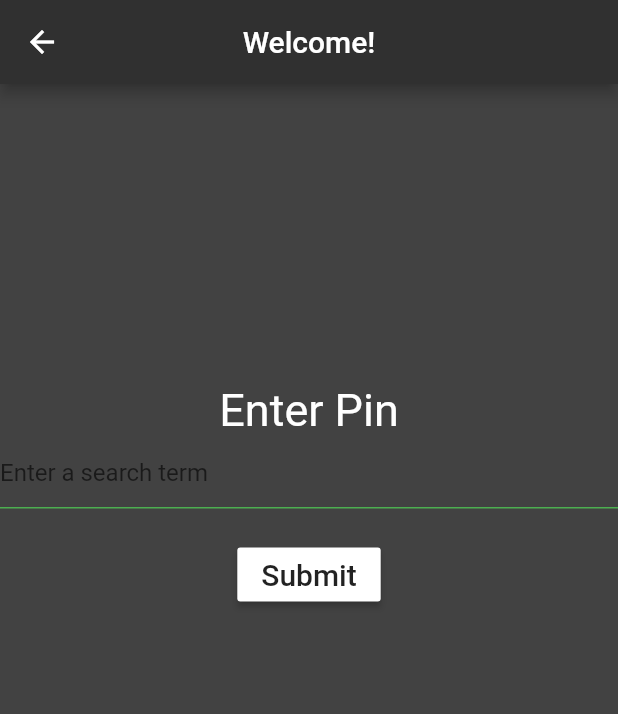
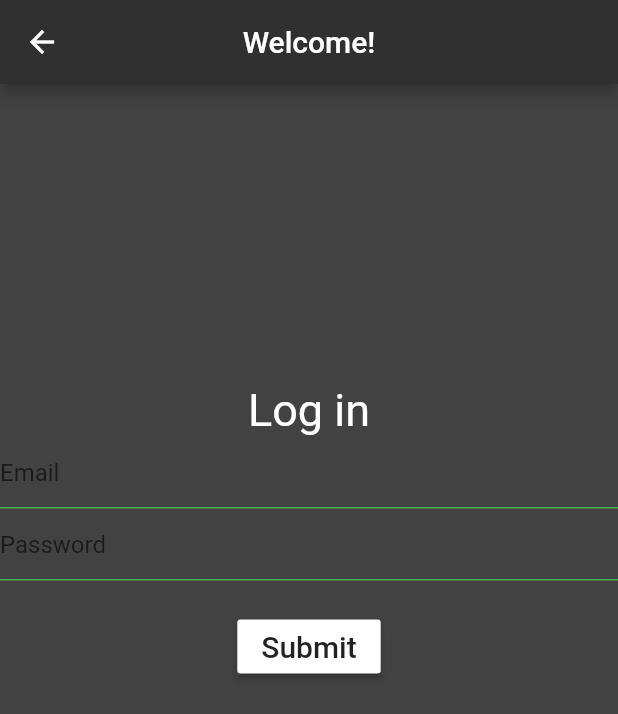
Before and after one commit to 4981Team1/mobile_voting_machine_frontend, a Flutter app: the EnterPin screen opened directly, after a tap on "Submit", on a phone screen of 412 x 824 dp. Shown: the top 714 px of the screen. Run offline on Flutter 3.47's test engine with Material 2 defaults, Android fonts, the phone set to English and light mode, and no system bars; our stand-ins replace flutter_blue.

```diff
--- a/lib/AvailablePolls.dart
+++ b/lib/AvailablePolls.dart
@@ -21,8 +21,6 @@ Future<List<Poll>> fetchPoll(String jsonString) async {
   // If the call to the server was successful, parse the JSON.
   return (data as List).map((p) => Poll.fromJson(p)).toList();
 }
-
-
 
 class AvailablePolls extends StatelessWidget {
   String jsonStr;
--- a/lib/EnterPin.dart
+++ b/lib/EnterPin.dart
@@ -8,7 +8,8 @@ import 'main.dart';
 
 final connectionManager = ConnectionManager.getInstance();
 class EnterPin extends StatelessWidget {
-  TextEditingController pinController = TextEditingController();
+  TextEditingController userController = TextEditingController();
+  TextEditingController pwController = TextEditingController();
   // final items = Student.getStudents();
   @override
   Widget build(BuildContext context) {
@@ -24,10 +25,10 @@ class EnterPin extends StatelessWidget {
                   SizedBox(
                     height: 200,
                   ),
-                  Text('Enter Pin', style: TextStyle(color: Colors.white, fontSize: 30),
+                  Text('Log in', style: TextStyle(color: Colors.white, fontSize: 30),
                   ),
                   TextField(
-                    controller: pinController,
+                    controller: userController,
                     style: TextStyle(color: Colors.white),
                     decoration: InputDecoration(
                       // border: InputBorder.none,
@@ -35,11 +36,20 @@ class EnterPin extends StatelessWidget {
                       enabledBorder: new UnderlineInputBorder(
                           borderSide: new BorderSide(color: Colors.green)
                       ),
-                      hintText: 'Enter a search term',
-                      // labelStyle: new TextStyle(
-                      //     color: Colors.white,
-                      // )
-
+                      hintText: 'Email',
+                    ),
+                  ),
+                  TextField(
+                    obscureText: true,
+                    controller: pwController,
+                    style: TextStyle(color: Colors.white),
+                    decoration: InputDecoration(
+                      // border: InputBorder.none,
+                      labelStyle: TextStyle(color: Colors.red),
+                      enabledBorder: new UnderlineInputBorder(
+                          borderSide: new BorderSide(color: Colors.green)
+                      ),
+                      hintText: 'Password',
                     ),
                   ),
                   SizedBox(
@@ -49,7 +59,8 @@ class EnterPin extends StatelessWidget {
                     onPressed: () async {
                       print("Connected Device: " + connectionManager.getDevice().toString());
                       print("Connected Service: " + connectionManager.getService().toString());
-                      print("textfield text: " + pinController.text);
+                      print("textfield text: " + userController.text);
+                      String toWrite = "{\"email\": \"" + userController.text +"\", \"password\":\"" + pwController.text + "\"}";
                       List<int> hex = [];
                       for (BluetoothCharacteristic characteristic in connectionManager.getService().characteristics) {
                         if (characteristic.uuid == new Guid('01010101-0101-0101-0101-010101524742')) {
@@ -69,7 +80,7 @@ class EnterPin extends StatelessWidget {
                               );
                             }
                           });
-                          characteristic.write(utf8.encode(pinController.text));
+                          characteristic.write(utf8.encode(toWrite));
                         }
                       }
 
--- a/lib/VotingEvent.dart
+++ b/lib/VotingEvent.dart
@@ -194,7 +194,8 @@ class _GenerateVoteList extends State<MyStatefulWidget> {
 
     List<Widget> list = [];
     int i = 0;
-    data['choices'].forEach((key, value) {
+    data['choices'].forEach((obj) {
+      String key = obj['option'];
       keyList.add(key);
       ListTile lt = ListTile(
         title: Text(
@@ -215,7 +216,6 @@ class _GenerateVoteList extends State<MyStatefulWidget> {
         ),
       );
       i++;
-      print('$key and $value');
       list.add(lt);
     });
 
--- a/lib/models/choices.dart
+++ b/lib/models/choices.dart
@@ -1,5 +1,5 @@
 class Choices {
-  final Map<String, dynamic> choices;
+  final List choices;
 
   Choices(this.choices);
 
--- a/lib/models/poll.dart
+++ b/lib/models/poll.dart
@@ -4,7 +4,7 @@
 class Poll {
   final String id;
   final String details;
-  final Map<String, dynamic> choices;
+  final List choices;
 
   Poll({this.id, this.details, this.choices});
 
```
